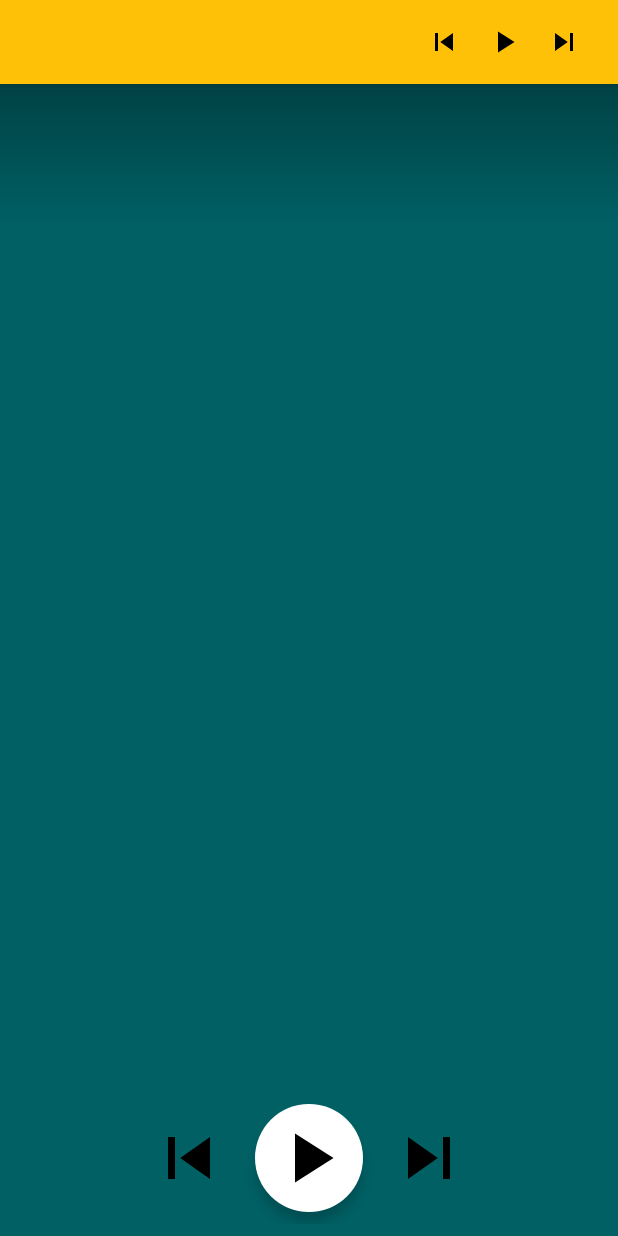
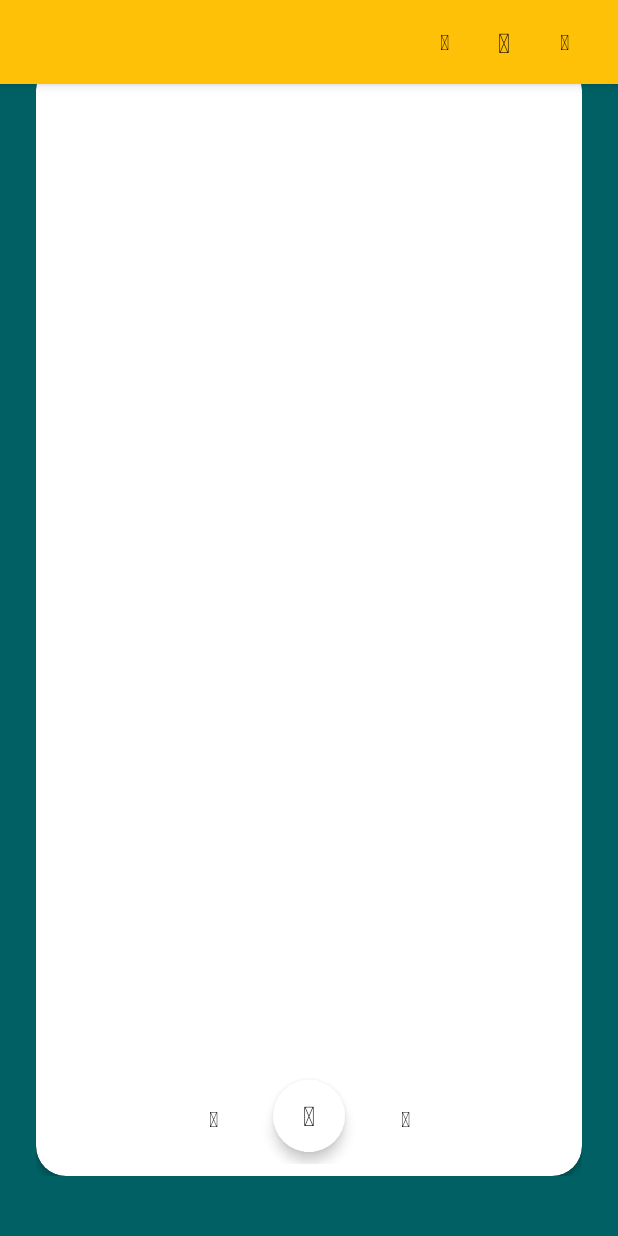
Before and after one commit to igarramaddhan/Amu, an Android app: the layout bottom_sheet.xml on its own in the app's theme, with its tools: preview values and no code run, on a phone screen of 412 x 824 dp. Run offline under Robolectric (Android 15) with nearby library versions, the phone set to English and light mode, and no system bars.

Commit message:
adding font awesome icon

```diff
--- /dev/null
+++ b/app/src/main/java/com/ramz/igar/amu/model/IconTextView.java
@@ -0,0 +1,33 @@
+package com.ramz.igar.amu.model;
+
+import android.content.Context;
+import android.graphics.Typeface;
+import android.util.AttributeSet;
+import android.view.Gravity;
+import android.widget.TextView;
+
+import com.ramz.igar.amu.R;
+
+public class IconTextView extends android.support.v7.widget.AppCompatTextView {
+
+    private Context context;
+
+    public IconTextView(Context context) {
+        super(context);
+        this.context = context;
+        createView();
+    }
+
+    public IconTextView(Context context, AttributeSet attrs) {
+        super(context, attrs);
+        this.context = context;
+        createView();
+    }
+
+    private void createView(){
+        setGravity(Gravity.CENTER);
+        Typeface font = Typeface.createFromAsset(context.getAssets(),"font_awesome.ttf");
+        setTypeface(font);
+
+    }
+}
--- a/app/src/main/java/com/ramz/igar/amu/model/Player.java
+++ b/app/src/main/java/com/ramz/igar/amu/model/Player.java
@@ -138,8 +138,9 @@ public class Player {
         if(currentSong!=null){
             Bitmap coverBitmap = BitmapFactory.decodeFile(currentSong.getAlbumArt());
             Palette palette = Palette.from(coverBitmap).generate();
-            int backgroundColor = palette.getVibrantColor(accent);
-            gd = new GradientDrawable(GradientDrawable.Orientation.BOTTOM_TOP, new int[]{accent, backgroundColor});
+            int backgroundColor = palette.getMutedColor(accent);
+            int backgroundColor2 = palette.getDarkMutedColor(accent);
+            gd = new GradientDrawable(GradientDrawable.Orientation.BOTTOM_TOP, new int[]{backgroundColor2, backgroundColor});
             gd.setCornerRadius(0f);
         }
         return gd;
--- a/app/src/main/res/layout/bottom_sheet.xml
+++ b/app/src/main/res/layout/bottom_sheet.xml
@@ -30,35 +30,35 @@
             android:textColor="#000"
             android:textSize="16sp" />
 
-        <ImageButton
-            android:id="@+id/prev_button"
-            android:layout_width="wrap_content"
-            android:layout_height="wrap_content"
-            android:layout_marginEnd="8dp"
-            android:layout_marginStart="8dp"
+        <com.ramz.igar.amu.model.IconTextView
+            android:id="@+id/prev_icon"
+            android:layout_width="40dp"
+            android:layout_height="match_parent"
+            android:textColor="@android:color/black"
+            android:textSize="14sp"
+            android:text="@string/icon_backward"
             android:background="?android:attr/selectableItemBackgroundBorderless"
-            android:contentDescription="@string/previous_button"
-            android:src="@drawable/ic_prev" />
+            />
 
-        <ImageButton
-            android:id="@+id/play_button"
-            android:layout_width="wrap_content"
-            android:layout_height="wrap_content"
-            android:layout_marginEnd="8dp"
-            android:layout_marginStart="8dp"
+        <com.ramz.igar.amu.model.IconTextView
+            android:id="@+id/play_icon"
+            android:layout_width="40dp"
+            android:layout_height="match_parent"
+            android:textColor="@android:color/black"
+            android:textSize="18sp"
+            android:text="@string/icon_play"
             android:background="?android:attr/selectableItemBackgroundBorderless"
-            android:contentDescription="@string/play_button"
-            android:src="@drawable/ic_play" />
+            />
 
-        <ImageButton
-            android:id="@+id/next_button"
-            android:layout_width="wrap_content"
-            android:layout_height="wrap_content"
-            android:layout_marginEnd="8dp"
-            android:layout_marginStart="8dp"
+        <com.ramz.igar.amu.model.IconTextView
+            android:id="@+id/next_icon"
+            android:layout_width="40dp"
+            android:layout_height="match_parent"
+            android:textColor="@android:color/black"
+            android:textSize="14sp"
+            android:text="@string/icon_forward"
             android:background="?android:attr/selectableItemBackgroundBorderless"
-            android:contentDescription="@string/next_button"
-            android:src="@drawable/ic_next" />
+            />
 
     </LinearLayout>
 
@@ -66,28 +66,29 @@
         android:id="@+id/bottom_sheet_sec"
         android:layout_width="match_parent"
         android:layout_height="match_parent"
+        android:orientation="vertical"
+        android:paddingTop="40dp"
+        android:paddingBottom="40dp"
+        android:paddingStart="24dp"
+        android:paddingEnd="24dp">
+
+        <android.support.v7.widget.CardView
+            android:layout_width="match_parent"
+            android:layout_height="match_parent"
+            app:cardCornerRadius="20dp">
+
+            <LinearLayout
+                android:layout_width="match_parent"
+                android:layout_height="match_parent"
                 android:orientation="vertical">
-
-        <FrameLayout
-            android:layout_width="match_parent"
-            android:layout_height="0dp"
-            android:layout_weight="1">
-
-            <View
-                android:layout_width="match_parent"
-                android:layout_height="150dp"
-                android:layout_gravity="top"
-                android:background="@drawable/gradient"
-                android:fitsSystemWindows="true"
-                android:elevation="2dp"/>
 
                 <ImageView
                     android:id="@+id/image_view_expanded"
                     android:layout_width="match_parent"
-                android:layout_height="match_parent"
+                    android:layout_height="0dp"
+                    android:layout_weight="1"
                     android:contentDescription="@string/cover"
                     android:scaleType="centerCrop" />
-        </FrameLayout>
 
                 <LinearLayout
                     android:id="@+id/bottom_sheet_sec_child"
@@ -104,7 +105,7 @@
                         android:layout_height="wrap_content"
                         android:gravity="center"
                         android:textColor="@android:color/black"
-                android:textSize="32sp" />
+                        android:textSize="24sp" />
 
                     <LinearLayout
                         android:layout_width="match_parent"
@@ -114,37 +115,38 @@
                         android:orientation="horizontal"
                         android:padding="8dp">
 
-                <ImageButton
-                    android:id="@+id/prev_button_expand"
-                    android:layout_width="wrap_content"
-                    android:layout_height="wrap_content"
-                    android:layout_marginEnd="8dp"
-                    android:layout_marginStart="8dp"
+                        <com.ramz.igar.amu.model.IconTextView
+                            android:id="@+id/prev_icon_expand"
+                            android:layout_width="48dp"
+                            android:layout_height="match_parent"
+                            android:textColor="@android:color/black"
+                            android:textSize="14sp"
+                            android:text="@string/icon_backward"
                             android:background="?android:attr/selectableItemBackgroundBorderless"
-                    android:contentDescription="@string/previous_button"
-                    android:src="@drawable/ic_prev_expand" />
+                            android:layout_margin="16dp"
+                            />
 
-                <ImageButton
-                    android:id="@+id/play_button_expand"
-                    android:layout_width="wrap_content"
-                    android:layout_height="wrap_content"
-                    android:layout_marginEnd="8dp"
-                    android:layout_marginStart="8dp"
+                        <com.ramz.igar.amu.model.IconTextView
+                            android:id="@+id/play_icon_expand"
+                            android:layout_width="48dp"
+                            android:layout_height="48dp"
+                            android:textColor="@android:color/black"
+                            android:textSize="18sp"
+                            android:text="@string/icon_play"
                             android:background="@drawable/round_button"
-                    android:contentDescription="@string/play_button"
                             android:elevation="5dp"
-                    android:padding="8dp"
-                    android:src="@drawable/ic_play_expand" />
+                            />
 
-                <ImageButton
-                    android:id="@+id/next_button_expand"
-                    android:layout_width="wrap_content"
-                    android:layout_height="wrap_content"
-                    android:layout_marginEnd="8dp"
-                    android:layout_marginStart="8dp"
+                        <com.ramz.igar.amu.model.IconTextView
+                            android:id="@+id/next_icon_expand"
+                            android:layout_width="48dp"
+                            android:layout_height="match_parent"
+                            android:textColor="@android:color/black"
+                            android:textSize="14sp"
+                            android:text="@string/icon_forward"
                             android:background="?android:attr/selectableItemBackgroundBorderless"
-                    android:contentDescription="@string/next_button"
-                    android:src="@drawable/ic_next_expand" />
+                            android:layout_margin="16dp"
+                            />
 
                     </LinearLayout>
 
@@ -152,4 +154,8 @@
 
             </LinearLayout>
 
+        </android.support.v7.widget.CardView>
+
+    </LinearLayout>
+
 </RelativeLayout>
--- a/app/src/main/res/values/strings.xml
+++ b/app/src/main/res/values/strings.xml
@@ -9,4 +9,9 @@
     <string name="play_button">Play Button</string>
     <string name="stop_button">Stop Button</string>
     <string name="cover">Cover</string>
+
+    <string name="icon_play">&#xf04b;</string>
+    <string name="icon_forward">&#xf04e;</string>
+    <string name="icon_backward">&#xf04a;</string>
+    <string name="icon_pause">&#xf04c;</string>
 </resources>
```
Also changed, not shown: app/src/main/java/com/ramz/igar/amu/activity/AlbumActivity.java (+17 -15 lines), app/src/main/java/com/ramz/igar/amu/activity/MainActivity.java (+26 -17 lines). Lines whose indentation alone changed are shown as unchanged.
